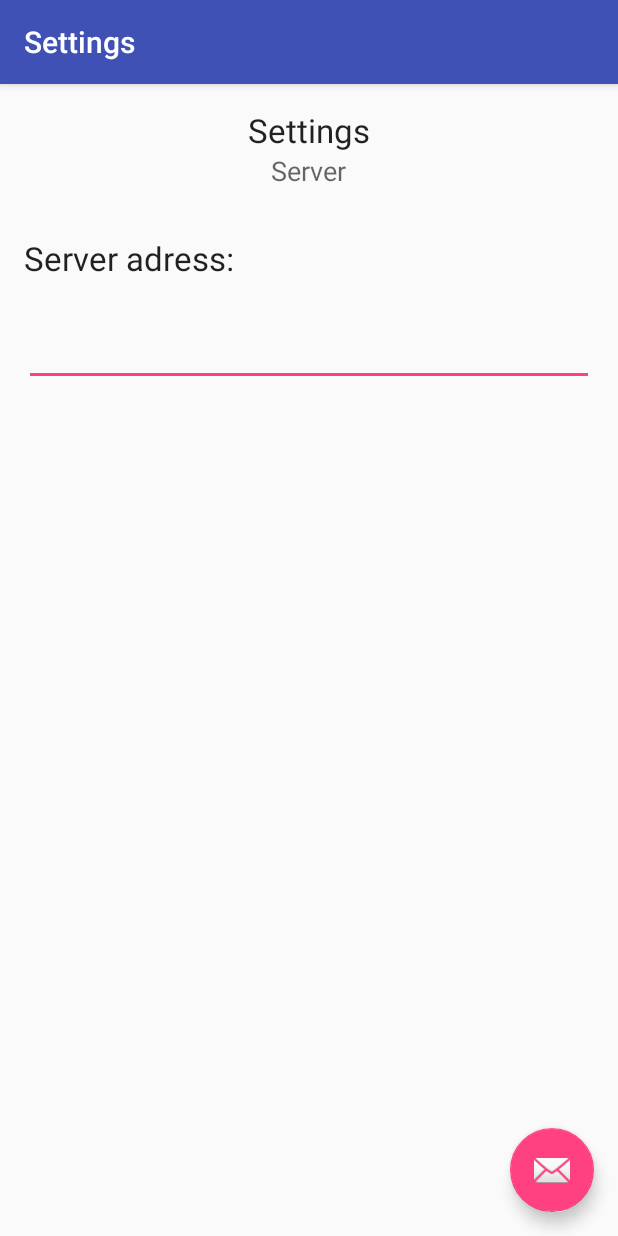
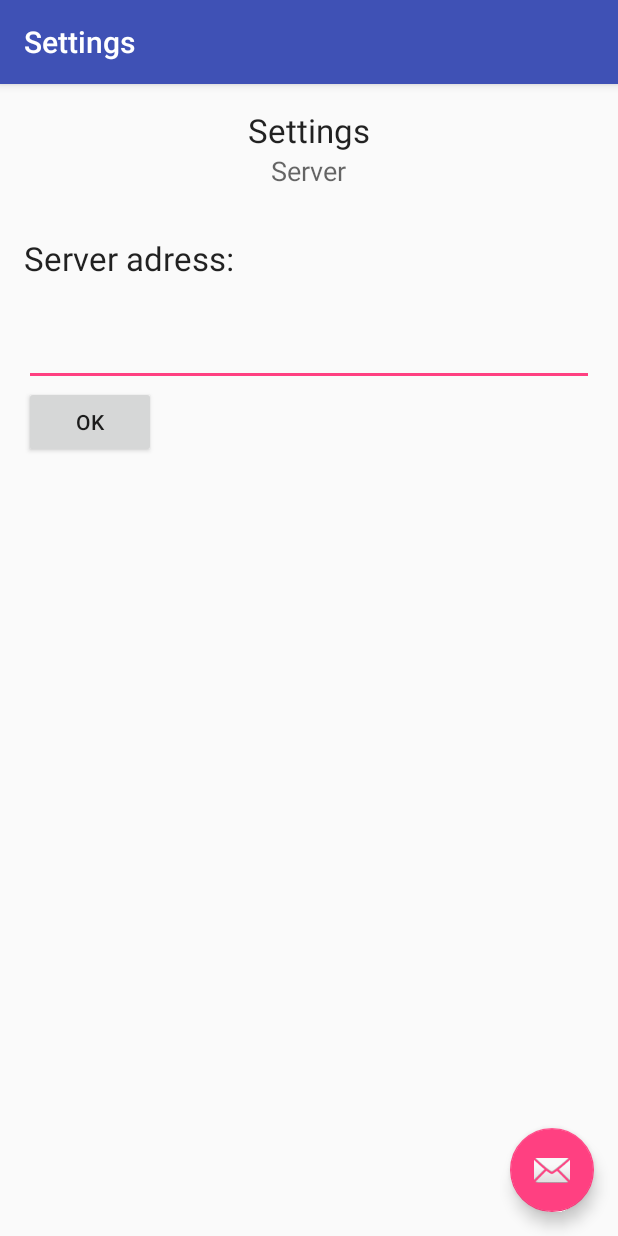
Before and after one commit to p-raths/MEG_Projekt, an Android app: the Settings screen opened directly, with no data from a screen before it, on a phone screen of 412 x 824 dp. Run offline under Robolectric (Android 15) with nearby library versions, the phone set to English and light mode, and no system bars.

Commit message:
Settings work now :D

```diff
--- a/app/build.gradle
+++ b/app/build.gradle
@@ -26,5 +26,6 @@ dependencies {
     compile 'com.android.support:design:23.0.1'
     compile 'com.google.code.gson:gson:2.2.4'
     compile 'com.ning:async-http-client:1.9.31'
-    compile 'com.android.support:recyclerview-v7:+'
+    compile 'com.android.support:cardview-v7:23.0.+'
+    compile 'com.android.support:recyclerview-v7:23.0.+'
 }
--- a/app/src/main/java/com/example/hsr/meg_projekt/Settings.java
+++ b/app/src/main/java/com/example/hsr/meg_projekt/Settings.java
@@ -1,11 +1,16 @@
 package com.example.hsr.meg_projekt;
 
+import android.content.Context;
+import android.content.SharedPreferences;
 import android.os.Bundle;
 import android.support.design.widget.FloatingActionButton;
 import android.support.design.widget.Snackbar;
 import android.support.v7.app.AppCompatActivity;
 import android.support.v7.widget.Toolbar;
 import android.view.View;
+import android.widget.EditText;
+import android.widget.TextView;
+import com.example.hsr.meg_projekt.service.LibraryService;
 
 public class Settings extends AppCompatActivity {
 
@@ -15,6 +20,16 @@ public class Settings extends AppCompatActivity {
         setContentView(R.layout.activity_settings);
         Toolbar toolbar = (Toolbar) findViewById(R.id.toolbar);
         setSupportActionBar(toolbar);
+
+
+        SharedPreferences prefs = this.getSharedPreferences(
+                "server", Context.MODE_PRIVATE);
+
+        String server = prefs.getString("server", "");
+
+        TextView textView = (TextView) findViewById(R.id.text_Server);
+        textView.setText(server);
+
 
         FloatingActionButton fab = (FloatingActionButton) findViewById(R.id.fab);
         fab.setOnClickListener(new View.OnClickListener() {
@@ -26,4 +41,16 @@ public class Settings extends AppCompatActivity {
         });
     }
 
+
+    public void submit(View view){
+
+        EditText serverEdit = (EditText) findViewById(R.id.text_Server);
+        String server = serverEdit.getText().toString();
+
+        LibraryService.setServerAddress(server);
+        Snackbar.make(view, "Server changed", Snackbar.LENGTH_LONG).show();
+
+
+    }
+
 }
--- a/app/src/main/res/layout/content_settings.xml
+++ b/app/src/main/res/layout/content_settings.xml
@@ -40,12 +40,20 @@
     <EditText
         android:layout_width="wrap_content"
         android:layout_height="wrap_content"
-        android:id="@+id/username_text"
+        android:id="@+id/text_Server"
         android:layout_marginTop="25dp"
         android:layout_below="@+id/username"
         android:layout_alignParentStart="true"
         android:layout_alignParentEnd="true" />
 
+    <Button
+        android:layout_width="wrap_content"
+        android:layout_height="wrap_content"
+        android:text="ok"
+        android:id="@+id/button"
+        android:onClick="login"
+        android:layout_below="@+id/text_Server"
+        android:layout_alignParentStart="true" />
 
 
 
```
Also changed, not shown: app/src/main/java/com/example/hsr/meg_projekt/RVAdapter.java (added, +26 -0 lines), app/src/main/res/layout/activity_item__overview.xml (+42 -0 lines), 1 other file.
